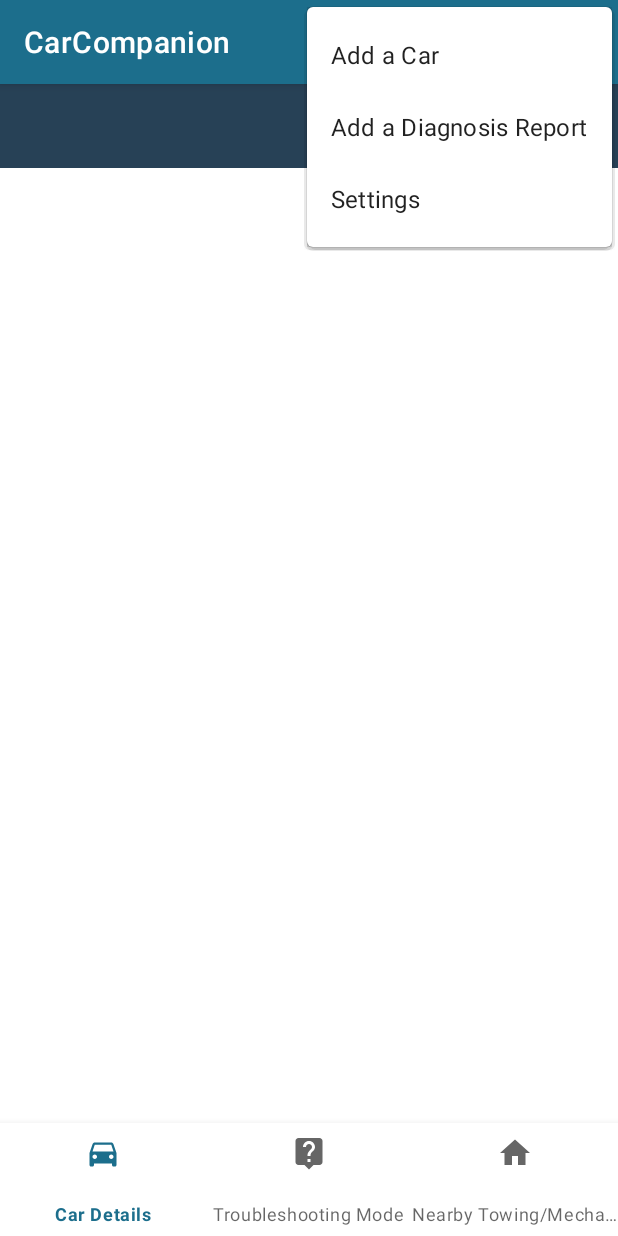
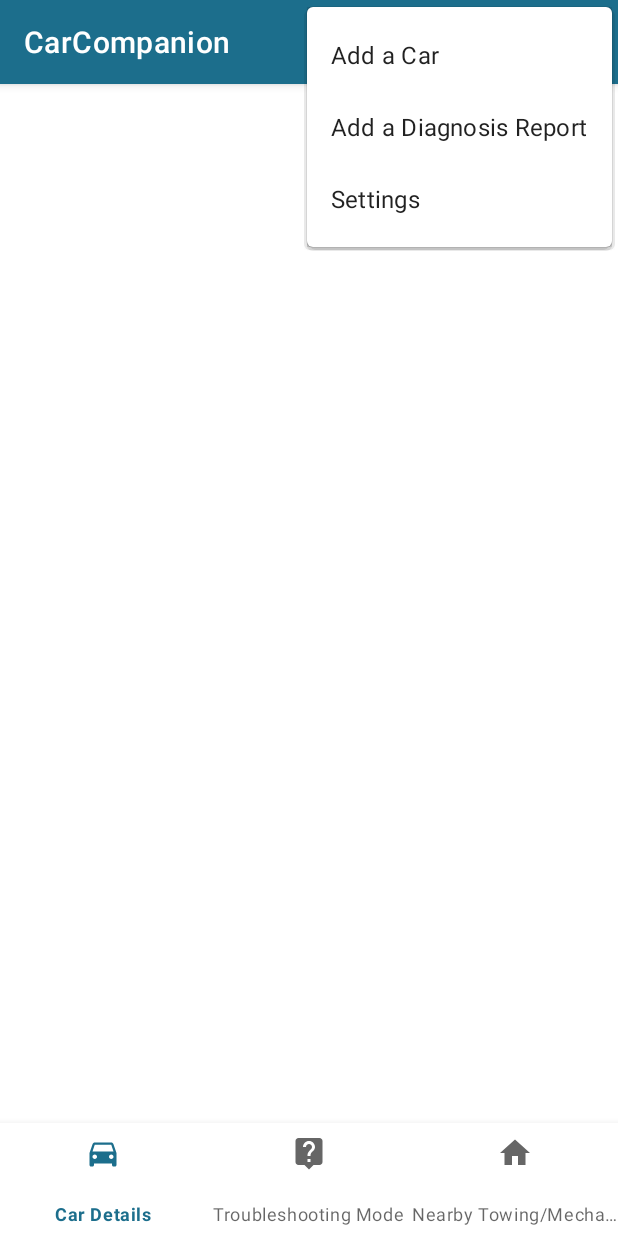
Before and after one commit to rhit-koenignm/CSSE375-CarCompanion, an Android app: the screen it shows after launch (MainActivity), with the options menu open, on a phone screen of 412 x 824 dp. Run offline under Robolectric (Android 15) with nearby library versions, the phone set to English and light mode, and no system bars; our stand-ins replace Firebase (no records; nobody signed in at launch, a user with empty details on screens opened directly); 1 statement that could not run was skipped.

Commit message:
Fixed Welcome activity and prettied up the welcome page
Welcome activity now works and we can return to main activity. Also removed that pesky toolbar that wasn't being used and crashing code when attempting to use.

```diff
--- a/CarCompanion/app/src/main/java/com/example/carcompanion/AddCarFragment.kt
+++ b/CarCompanion/app/src/main/java/com/example/carcompanion/AddCarFragment.kt
@@ -8,8 +8,6 @@ import android.view.ViewGroup
 import android.widget.Button
 import android.widget.EditText
 import androidx.fragment.app.Fragment
-import com.google.android.gms.tasks.Task
-import com.google.firebase.firestore.DocumentSnapshot
 import com.google.firebase.firestore.FirebaseFirestore
 import com.google.firebase.firestore.SetOptions
 import com.example.carcompanion.ui.car_info.CarDetails
@@ -44,10 +42,10 @@ class AddCarFragment(val user: String) : Fragment() {
                 )
                 usersRef.set(userDoc, SetOptions.merge())
                         .addOnSuccessListener {
-                            Log.d(Constants.TAG, "added successfully!")
+                            Log.d(Constants.DEFAULT_TAG, "added successfully!")
                         }
                         .addOnFailureListener {
-                            Log.d(Constants.TAG, "something went wrong with adding user :(")
+                            Log.d(Constants.DEFAULT_TAG, "something went wrong with adding user :(")
                         }
             }
 
--- a/CarCompanion/app/src/main/java/com/example/carcompanion/Constants.kt
+++ b/CarCompanion/app/src/main/java/com/example/carcompanion/Constants.kt
@@ -1,6 +1,8 @@
 package com.example.carcompanion
 
 object Constants {
-    const val TAG = "CarComp"
+    const val DEFAULT_TAG = "CarComp"
+    const val AUTH_TAG = "CarComp-Auth"
+    const val FIREBASE_TAG = "CarComp-Firebase"
     const val DETAILS_PATH = "carDeets"
 }
--- a/CarCompanion/app/src/main/java/com/example/carcompanion/MainActivity.kt
+++ b/CarCompanion/app/src/main/java/com/example/carcompanion/MainActivity.kt
@@ -104,8 +104,8 @@ class MainActivity : AppCompatActivity(),
 
     override fun onTroubleSelected(woe: TroubleShootingTree.Woe) {
 
-        Log.d(Constants.TAG, "Trouble Selected: ${woe.getTitle()}\n")
-        Log.d(Constants.TAG, "Woe is of type ${woe.getType()}")
+        Log.d(Constants.DEFAULT_TAG, "Trouble Selected: ${woe.getTitle()}\n")
+        Log.d(Constants.DEFAULT_TAG, "Woe is of type ${woe.getType()}")
 
         if(woe.getType() == "Diagnosis"){
             val detailFragment = DiagnosisDetailsFragment.newInstance(woe.data)
--- a/CarCompanion/app/src/main/java/com/example/carcompanion/ui/find_help/FindHelpFragment.kt
+++ b/CarCompanion/app/src/main/java/com/example/carcompanion/ui/find_help/FindHelpFragment.kt
@@ -26,7 +26,7 @@ class FindHelpFragment: Fragment() {
 //        myMapView.onCreate(savedInstanceState)
 //        myMapView.onResume()
         //we need this for our map to show up
-        Log.d(Constants.TAG, "opened find help map")
+        Log.d(Constants.DEFAULT_TAG, "opened find help map")
         return root
     }
 
--- a/CarCompanion/app/src/main/java/com/example/carcompanion/ui/find_help/HelpMapActivity.kt
+++ b/CarCompanion/app/src/main/java/com/example/carcompanion/ui/find_help/HelpMapActivity.kt
@@ -4,12 +4,10 @@ package com.example.carcompanion.ui.find_help
 //import com.google.android.libraries.places.api.net.FindCurrentPlaceRequest
 //import com.google.android.libraries.places.api.net.PlacesClient
 
-import android.content.Intent
 import android.content.pm.PackageManager
 import android.location.Location
 import android.os.Bundle
 import android.util.Log
-import android.widget.Button
 import androidx.appcompat.app.AppCompatActivity
 import androidx.core.app.ActivityCompat
 //import com.google.android.gms.location.FusedLocationProviderClient
@@ -23,7 +21,6 @@ import androidx.core.app.ActivityCompat
 //import com.google.android.libraries.maps.OnMapReadyCallback
 //import com.google.android.libraries.maps.model.CameraPosition
 import com.example.carcompanion.Constants
-import com.example.carcompanion.MainActivity
 
 class HelpMapActivity : AppCompatActivity()
 //    OnMapReadyCallback, GoogleMap.OnMarkerClickListener
@@ -50,7 +47,7 @@ class HelpMapActivity : AppCompatActivity()
         // Obtain the SupportMapFragment and get notified when the map is ready to be used.
 //        val mapFragment = supportFragmentManager.findFragmentById(R.id.map_fragment) as SupportMapFragment
 //        mapFragment.getMapAsync(this)
-        Log.d(Constants.TAG, "Help Map Activity launched")
+        Log.d(Constants.DEFAULT_TAG, "Help Map Activity launched")
 //        fusedLocationClient = LocationServices.getFusedLocationProviderClient(this)
 
         //handling our buttons
--- a/CarCompanion/app/src/main/res/layout/activity_main.xml
+++ b/CarCompanion/app/src/main/res/layout/activity_main.xml
@@ -8,34 +8,12 @@
     android:layout_height="match_parent"
     tools:context=".MainActivity">
 
-<!--    <androidx.appcompat.widget.Toolbar-->
-<!--        android:id="@+id/toolbar"-->
-<!--        android:layout_width="match_parent"-->
-<!--        android:layout_height="?attr/actionBarSize"-->
-<!--        android:background="@color/charcoal"-->
-<!--        app:popupTheme="@style/Theme.CarCompanion.AppBarOverlay"-->
-<!--        app:layout_constraintTop_toTopOf="@+id/activity_main"-->
-<!--        app:titleTextColor="@color/platinum"-->
-<!--        app:subtitleTextColor="@color/french_gray"-->
-<!--        />-->
-
-    <android.support.v7.widget.Toolbar
-        android:id="@+id/toolbar"
-        android:layout_width="match_parent"
-        android:layout_height="?attr/actionBarSize"
-        android:background="@color/charcoal"
-        app:popupTheme="@style/Theme.CarCompanion.AppBarOverlay"
-        app:layout_constraintTop_toTopOf="@+id/activity_main"
-        app:titleTextColor="@color/platinum"
-        app:subtitleTextColor="@color/french_gray"
-        />
-
     <FrameLayout
         android:id="@+id/fragment_container"
         xmlns:tools="http://schemas.android.com/tools"
         android:layout_width="match_parent"
         android:layout_height="wrap_content"
-        app:layout_constraintTop_toBottomOf="@id/toolbar"
+        app:layout_constraintTop_toBottomOf="@id/activity_main"
         android:backgroundTint="@color/design_default_color_background"
         app:layout_behavior="@string/appbar_scrolling_view_behavior"
         tools:context="edu.rosehulman.kaupaies.carcompanion.MainActivity."
@@ -48,6 +26,7 @@
         android:layout_height="75dp"
         android:layout_marginStart="0dp"
         android:layout_marginEnd="0dp"
+        android:backgroundTint="@color/verdigris"
         android:background="?android:attr/windowBackground"
         app:layout_constraintBottom_toBottomOf="parent"
         app:layout_constraintLeft_toLeftOf="parent"
--- a/CarCompanion/app/src/main/res/values/strings.xml
+++ b/CarCompanion/app/src/main/res/values/strings.xml
@@ -8,7 +8,8 @@
     <!-- Here are the strings we save to use elsewhere in our app -->
     <string name="hello_blank_fragment">Hello blank fragment</string>
     <string name="welcome">Welcome to Car Companion!</string>
-    <string name="login">Sign in with Email</string>
+    <string name="login">Log in</string>
+    <string name="signup">Sign Up</string>
     <string name="use_as_guest">Use As Guest</string>
     <string name="title_activity_login">LoginActivity</string>
     <string name="next">Next</string>
--- a/CarCompanion/app/src/main/res/values/themes.xml
+++ b/CarCompanion/app/src/main/res/values/themes.xml
@@ -18,7 +18,11 @@
     <style name="WelcomeButtons">
         <item name="android:layout_height">wrap_content</item>
         <item name="android:layout_width">match_parent</item>
-        <item name="android:layout_margin">20dp</item>
+        <item name="android:layout_marginLeft">20dp</item>
+        <item name="android:layout_marginRight">20dp</item>
+        <item name="android:layout_marginTop">10dp</item>
+        <item name="android:layout_marginBottom">10dp</item>
+        <item name="android:textSize">20sp</item>
     </style>
     <style name="CarSpecificLabels">
         <item name="android:layout_width">wrap_content</item>
```
Also changed, not shown: CarCompanion/app/src/main/AndroidManifest.xml (+13 -0 lines), CarCompanion/app/src/main/java/com/example/carcompanion/WelcomeActivity.kt (+12 -17 lines), CarCompanion/app/src/main/java/com/example/carcompanion/ui/troubleshooting/TroubleshootingFragment.kt (+5 -7 lines), CarCompanion/app/src/main/res/layout/activity_welcome.xml (+11 -1 lines).
